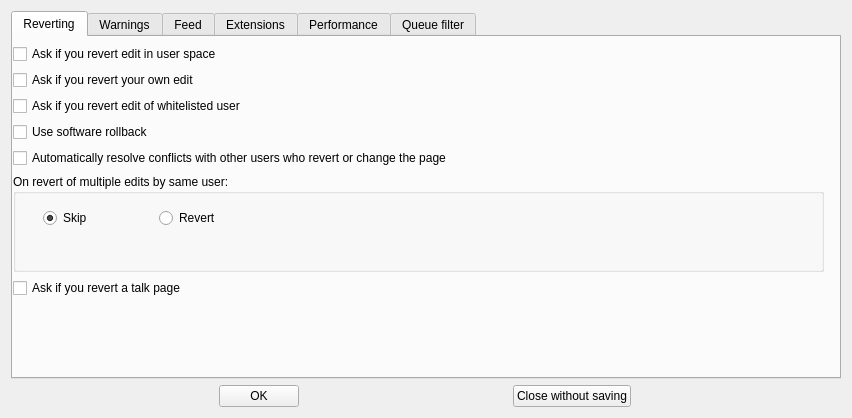
First picture: the form in huggle/preferences.ui, repository huggle/huggle3-qt-lx, before the edit.
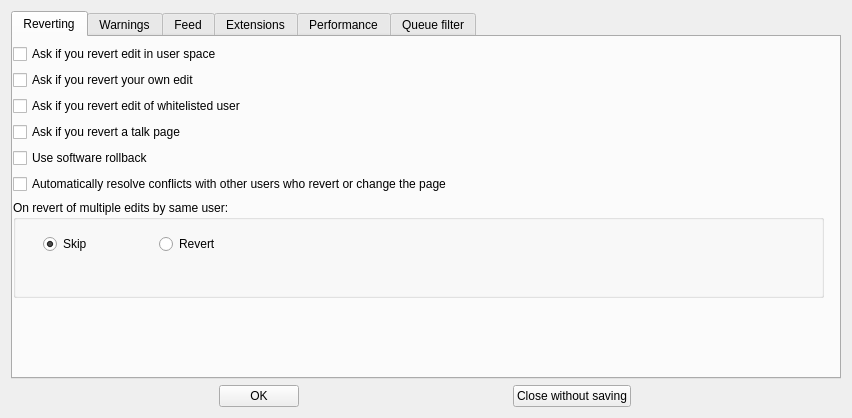
Second picture: the form after the edit.

Patch:
```diff
--- a/huggle/preferences.ui
+++ b/huggle/preferences.ui
@@ -60,6 +60,13 @@
           </property>
          </widget>
         </item>
+        <item>
+         <widget class="QCheckBox" name="checkBox_11">
+          <property name="text">
+           <string>Ask if you revert a talk page</string>
+          </property>
+         </widget>
+        </item>
         <item>
          <widget class="QCheckBox" name="checkBox_5">
           <property name="text">
@@ -116,13 +123,6 @@
           </widget>
          </widget>
         </item>
-        <item>
-         <widget class="QCheckBox" name="checkBox_11">
-          <property name="text">
-           <string>Ask if you revert a talk page</string>
-          </property>
-         </widget>
-        </item>
        </layout>
       </widget>
      </widget>
```
